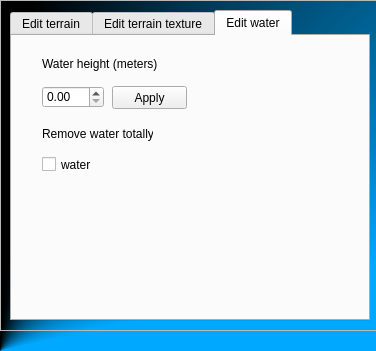
Before: the Qt Designer form bin/data/ui/environment_editor.ui in realXtend/tundra, drawn with Qt 5.
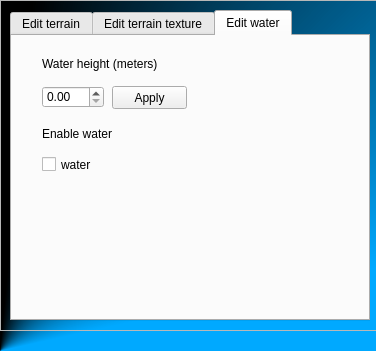
After: the same form once the commit is applied. The open tabs and pages were chosen to show the change.

Commit message: Implement feature which enables removing/enabling ocean/water in scene. Note for some reason relogin will set editor into wrong state need to investigate more.

What changed in the file:
```diff
--- a/bin/data/ui/environment_editor.ui
+++ b/bin/data/ui/environment_editor.ui
@@ -575,7 +575,7 @@
        </rect>
       </property>
       <property name="text">
-       <string>Remove water totally</string>
+       <string>Enable water</string>
       </property>
      </widget>
     </widget>
```
The commit also changes 7 other files.
